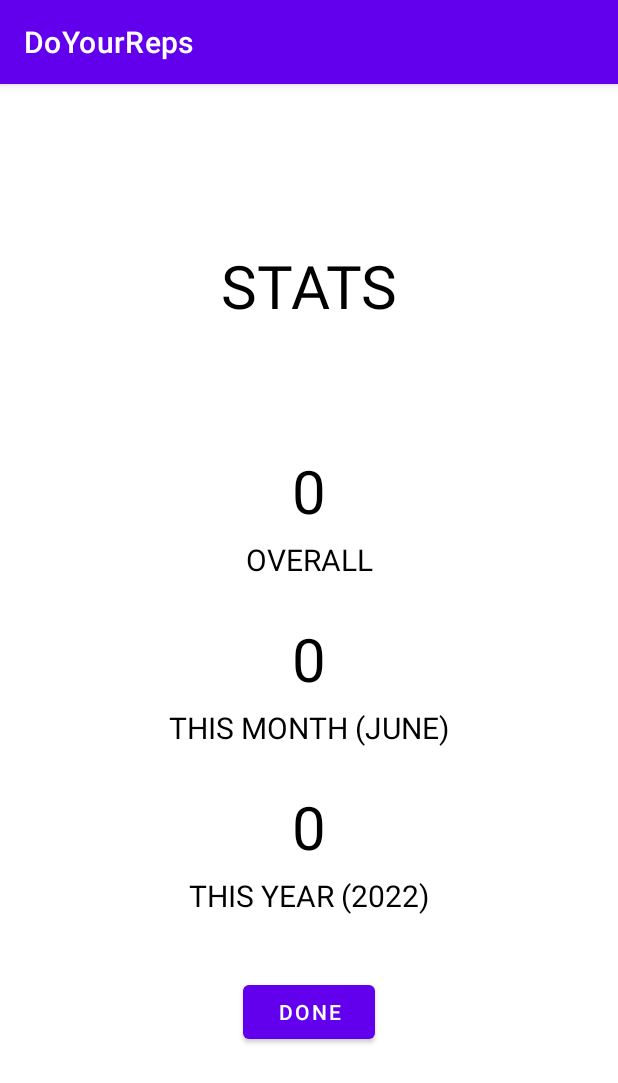
After one commit to asdfjkl/DoYourReps, an Android app: the StatsActivity screen opened directly, with no data from a screen before it, on a phone screen of 412 x 824 dp. The commit adds this screen. Shown: the top 1083 px of the screen. Run offline under Robolectric (Android 15) with nearby library versions, the phone set to English and light mode, and no system bars.

Commit message:
StatsActivity, passing values via intent

```diff
--- a/app/src/main/AndroidManifest.xml
+++ b/app/src/main/AndroidManifest.xml
@@ -27,6 +27,11 @@
                 android:name="android.app.lib_name"
                 android:value="" />
         </activity>
+        <activity
+            android:name=".StatsActivity"
+            android:exported="true"
+            android:label="@string/app_name">
+        </activity>
     </application>
 
 </manifest>
--- /dev/null
+++ b/app/src/main/java/com/asdfjkl/doyourreps/StatsActivity.java
@@ -0,0 +1,44 @@
+package com.asdfjkl.doyourreps;
+
+import android.os.Bundle;
+import android.view.View;
+import android.widget.Button;
+import android.widget.TextView;
+
+import androidx.appcompat.app.AppCompatActivity;
+
+public class StatsActivity extends AppCompatActivity {
+
+    @Override
+    protected void onCreate(Bundle savedInstanceState) {
+        super.onCreate(savedInstanceState);
+
+        setContentView(R.layout.screen_stats);
+
+        setButtonDoneClickListener();
+
+        TextView tvName = findViewById(R.id.text_view_excercise);
+        tvName.setText(getIntent().getStringExtra("name"));
+
+        TextView tvOverallCount = findViewById(R.id.text_view_overall_count);
+        tvOverallCount.setText(String.valueOf(getIntent().getIntExtra("overallCount", 0)));
+
+        TextView tvYearCount = findViewById(R.id.text_view_year_count);
+        tvYearCount.setText(String.valueOf(getIntent().getIntExtra("yearCount", 0)));
+
+        TextView tvMontCount = findViewById(R.id.text_view_month_count);
+        tvMontCount.setText(String.valueOf(getIntent().getIntExtra("monthCount", 0)));
+
+    }
+
+    private void setButtonDoneClickListener() {
+
+        Button toggleButton = (Button)findViewById(R.id.button_done);
+        toggleButton.setOnClickListener(new View.OnClickListener() {
+            public void onClick(View v) {
+                finish();
+            }
+        });
+    }
+
+}
```
Also changed, not shown: app/src/main/java/com/asdfjkl/doyourreps/Excercise.java (+10 -1 lines), app/src/main/java/com/asdfjkl/doyourreps/MainActivity.java (+46 -0 lines).
